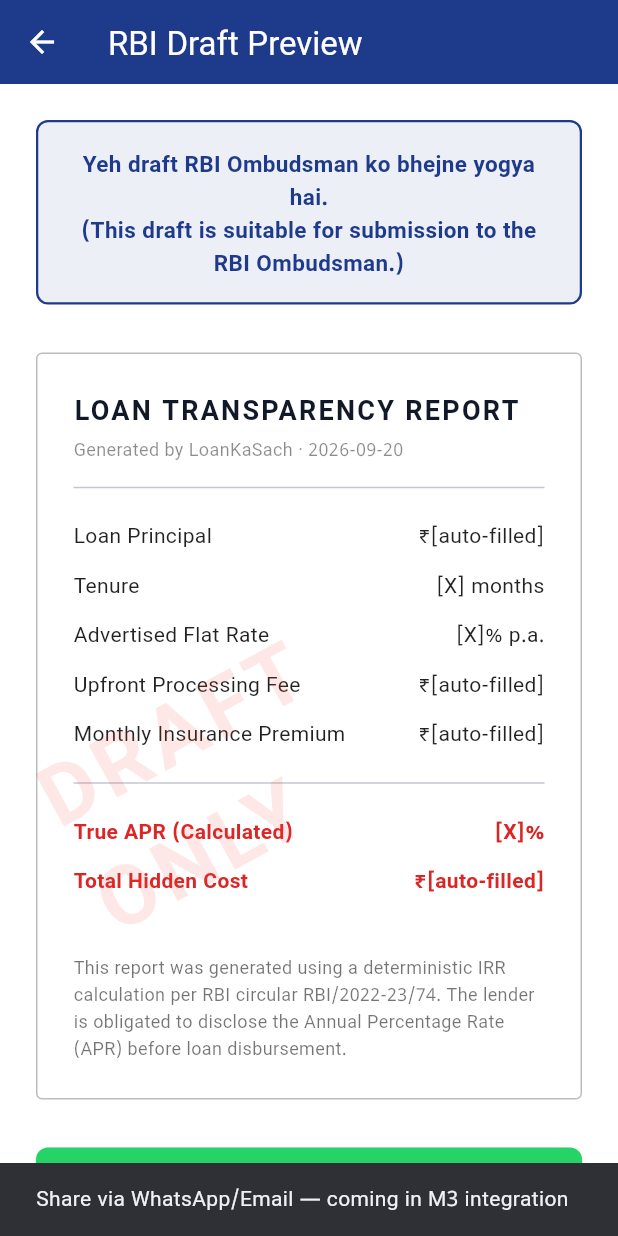
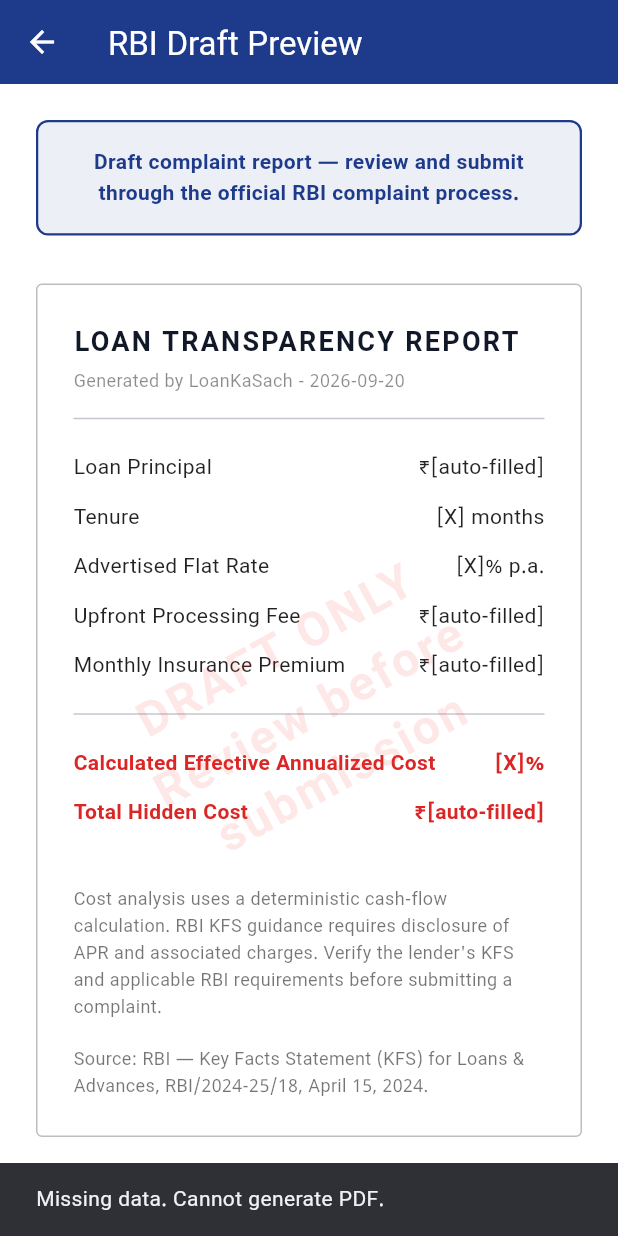
Before and after one commit to vishwasbhattgaonkar1512-cmd/CostReveal-SACH-Engine, a Flutter app: the RbiDraftScreen screen opened directly, after a tap on "Share via WhatsApp / Email", on a phone screen of 412 x 824 dp. Run offline on Flutter 3.47's test engine with Material 3 defaults, Android fonts, the phone set to English and light mode, and no system bars; our stand-ins replace camera, fl_chart, google_fonts, pdf, share_plus, speech_to_text and 1 more.

Commit message:
feat: finalize CostReveal SACH engine integration

```diff
--- a/lib/engine/pdf_generator.dart
+++ b/lib/engine/pdf_generator.dart
@@ -3,6 +3,7 @@ import 'dart:typed_data';
 import 'package:pdf/pdf.dart';
 import 'package:pdf/widgets.dart' as pw;
 import '../models/loan_terms.dart';
+import '../utils/formatters.dart';
 
 class PDFGenerator {
   static Future<Uint8List> generateEvidenceDocument({
@@ -14,6 +15,9 @@ class PDFGenerator {
   }) async {
     final pdf = pw.Document();
     final date = documentDate ?? DateTime.now();
+
+    String formatAmt(double amt) => Formatters.formatAmountWithoutSymbol(amt);
+    String formatPct(double pct) => pct.toStringAsFixed(1).replaceAll(RegExp(r'\.0$'), '');
 
     pdf.addPage(
       pw.Page(
@@ -28,9 +32,9 @@ class PDFGenerator {
               child: pw.Column(
                 children: [
                   pw.Text(
-                    'DRAFT ONLY - NOT FOR SUBMISSION',
+                    'DRAFT ONLY - REVIEW BEFORE SUBMISSION',
                     style: pw.TextStyle(
-                      fontSize: 24,
+                      fontSize: 20,
                       fontWeight: pw.FontWeight.bold,
                       color: PdfColors.white,
                     ),
@@ -38,7 +42,7 @@ class PDFGenerator {
                   ),
                   pw.SizedBox(height: 5),
                   pw.Text(
-                    'SUBMIT VIA RBI OMBUDSMAN SCHEME (OMS) PORTAL',
+                    'DRAFT FOR RBI OMBUDSMAN COMPLAINT',
                     style: pw.TextStyle(
                       fontSize: 14,
                       fontWeight: pw.FontWeight.bold,
@@ -110,11 +114,11 @@ class PDFGenerator {
               border: pw.TableBorder.all(color: PdfColors.grey400),
               children: [
                 _buildHeaderRow(['Term', 'Value']),
-                _buildRow('Principal Amount', 'Rs. ${terms.principal_amount.toStringAsFixed(2)}'),
+                _buildRow('Principal Amount', 'Rs. ${formatAmt(terms.principal_amount)}'),
                 _buildRow('Loan Tenure', '${terms.tenure_months} months'),
-                _buildRow('Advertised Interest Rate', '${terms.advertised_flat_rate.toStringAsFixed(2)}%'),
-                _buildRow('Upfront Processing Fee', 'Rs. ${terms.upfront_processing_fee.toStringAsFixed(2)}'),
-                _buildRow('Monthly Insurance', 'Rs. ${terms.monthly_insurance_premium.toStringAsFixed(2)}'),
+                _buildRow('Advertised Interest Rate', '${formatPct(terms.advertised_flat_rate)}%'),
+                _buildRow('Upfront Processing Fee', 'Rs. ${formatAmt(terms.upfront_processing_fee)}'),
+                _buildRow('Monthly Insurance', 'Rs. ${formatAmt(terms.monthly_insurance_premium)}'),
               ],
             ),
 
@@ -146,7 +150,7 @@ class PDFGenerator {
                         padding: const pw.EdgeInsets.symmetric(horizontal: 10, vertical: 5),
                         color: PdfColors.red,
                         child: pw.Text(
-                          '${(result.true_apr / terms.advertised_flat_rate).toStringAsFixed(2)}x DECEPTION',
+                          '${formatPct(result.true_apr / terms.advertised_flat_rate)}x DECEPTION',
                           style: pw.TextStyle(
                             fontSize: 12,
                             fontWeight: pw.FontWeight.bold,
@@ -163,24 +167,24 @@ class PDFGenerator {
                       _buildHeaderRow(['Metric', 'Advertised', 'ACTUAL TRUTH'], isAlert: true),
                       _buildComparisonRow(
                         'Annual Interest Rate',
-                        '${terms.advertised_flat_rate.toStringAsFixed(2)}%',
-                        '${result.true_apr.toStringAsFixed(2)}%',
+                        '${formatPct(terms.advertised_flat_rate)}%',
+                        '${formatPct(result.true_apr)}%',
                       ),
                       _buildComparisonRow(
                         'Amount Received',
-                        'Rs. ${terms.principal_amount.toStringAsFixed(2)}',
-                        'Rs. ${result.net_disbursed_amount.toStringAsFixed(2)}',
+                        'Rs. ${formatAmt(terms.principal_amount)}',
+                        'Rs. ${formatAmt(result.net_disbursed_amount)}',
                       ),
                       _buildComparisonRow(
                         'Monthly Payment',
                         '(Not Disclosed)',
-                        'Rs. ${result.actual_monthly_outflow.toStringAsFixed(2)}',
+                        'Rs. ${formatAmt(result.actual_monthly_outflow)}',
                       ),
                     ],
                   ),
                   pw.SizedBox(height: 10),
                   pw.Text(
-                    'Mathematical Proof: TRUE APR calculated using Internal Rate of Return (IRR) method.',
+                    'Cost analysis uses a deterministic cash-flow calculation. RBI KFS guidance requires disclosure of APR and associated charges. Verify the lender\'s KFS and applicable RBI requirements before submitting a complaint.\nSource: RBI — Key Facts Statement (KFS) for Loans & Advances, RBI/2024-25/18, April 15, 2024.',
                     style: const pw.TextStyle(fontSize: 9, color: PdfColors.grey800),
                   ),
                 ],
@@ -199,16 +203,16 @@ class PDFGenerator {
               border: pw.TableBorder.all(color: PdfColors.grey400),
               children: [
                 _buildHeaderRow(['Description', 'Amount (Rs.)']),
-                _buildRow('Principal Amount', terms.principal_amount.toStringAsFixed(2)),
-                _buildRow('Less: Processing Fee', '- ${terms.upfront_processing_fee.toStringAsFixed(2)}'),
-                _buildRow('Net Amount Received', result.net_disbursed_amount.toStringAsFixed(2), isBold: true),
+                _buildRow('Principal Amount', formatAmt(terms.principal_amount)),
+                _buildRow('Less: Processing Fee', '- ${formatAmt(terms.upfront_processing_fee)}'),
+                _buildRow('Net Amount Received', formatAmt(result.net_disbursed_amount), isBold: true),
                 _buildRow('', ''),
-                _buildRow('Monthly EMI Base', (result.actual_monthly_outflow - terms.monthly_insurance_premium).toStringAsFixed(2)),
-                _buildRow('Add: Insurance', '+ ${terms.monthly_insurance_premium.toStringAsFixed(2)}'),
-                _buildRow('Total Monthly Outflow', result.actual_monthly_outflow.toStringAsFixed(2), isBold: true),
+                _buildRow('Monthly EMI Base', formatAmt(result.actual_monthly_outflow - terms.monthly_insurance_premium)),
+                _buildRow('Add: Insurance', '+ ${formatAmt(terms.monthly_insurance_premium)}'),
+                _buildRow('Total Monthly Outflow', formatAmt(result.actual_monthly_outflow), isBold: true),
                 _buildRow('', ''),
-                _buildRow('Total Paid', (result.actual_monthly_outflow * terms.tenure_months).toStringAsFixed(2)),
-                _buildRow('Total Hidden Cost', result.total_hidden_cost.toStringAsFixed(2), isBold: true),
+                _buildRow('Total Paid', formatAmt(result.actual_monthly_outflow * terms.tenure_months)),
+                _buildRow('Total Hidden Cost', formatAmt(result.total_hidden_cost), isBold: true),
               ],
             ),
 
@@ -229,7 +233,7 @@ class PDFGenerator {
                   pw.Text('Hidden Cost (Dirty Tricks Tax):', style: const pw.TextStyle(fontSize: 11)),
                   pw.SizedBox(height: 5),
                   pw.Text(
-                    'Rs. ${result.total_hidden_cost.toStringAsFixed(2)}',
+                    'Rs. ${formatAmt(result.total_hidden_cost)}',
                     style: pw.TextStyle(fontSize: 20, fontWeight: pw.FontWeight.bold, color: PdfColors.orange900),
                   ),
                   pw.SizedBox(height: 10),
--- a/lib/ui/rbi_draft_screen.dart
+++ b/lib/ui/rbi_draft_screen.dart
@@ -1,10 +1,25 @@
+import 'dart:io';
 import 'package:flutter/material.dart';
+import 'package:provider/provider.dart';
+import 'package:share_plus/share_plus.dart';
+import 'package:path_provider/path_provider.dart';
+import '../state/app_state.dart';
+import '../engine/pdf_generator.dart';
+import '../utils/formatters.dart';
 
 class RbiDraftScreen extends StatelessWidget {
   const RbiDraftScreen({super.key});
 
   @override
   Widget build(BuildContext context) {
+    final appState = Provider.of<AppProvider>(context);
+    final terms = appState.confirmedTerms;
+    final result = appState.calculationResult;
+
+    final formatAmt = (double? amt) => amt == null ? '[auto-filled]' : Formatters.formatAmountWithoutSymbol(amt);
+    final formatPct = (double? pct) => pct == null ? '[X]' : pct.toStringAsFixed(1).replaceAll(RegExp(r'\.0$'), '');
+    final formatMonths = (int? m) => m == null ? '[X]' : m.toString();
+
     return Scaffold(
       backgroundColor: Colors.white,
       appBar: AppBar(title: const Text('RBI Draft Preview')),
@@ -22,9 +37,9 @@ class RbiDraftScreen extends StatelessWidget {
                 border: Border.all(color: const Color(0xFF1E3A8A), width: 1.5),
               ),
               child: const Text(
-                'Yeh draft RBI Ombudsman ko bhejne yogya hai.\n(This draft is suitable for submission to the RBI Ombudsman.)',
+                'Draft complaint report — review and submit through the official RBI complaint process.',
                 style: TextStyle(
-                  fontSize: 15,
+                  fontSize: 14,
                   color: Color(0xFF1E3A8A),
                   fontWeight: FontWeight.bold,
                 ),
@@ -57,21 +72,21 @@ class RbiDraftScreen extends StatelessWidget {
                         ),
                         const SizedBox(height: 4),
                         Text(
-                          'Generated by LoanKaSach · ${DateTime.now().toLocal().toString().split(' ')[0]}',
+                          'Generated by LoanKaSach - ${DateTime.now().toLocal().toString().split(' ')[0]}',
                           style: const TextStyle(fontSize: 12, color: Colors.black45),
                         ),
                         const Divider(height: 32),
-                        _draftRow('Loan Principal', '₹[auto-filled]'),
-                        _draftRow('Tenure', '[X] months'),
-                        _draftRow('Advertised Flat Rate', '[X]% p.a.'),
-                        _draftRow('Upfront Processing Fee', '₹[auto-filled]'),
-                        _draftRow('Monthly Insurance Premium', '₹[auto-filled]'),
+                        _draftRow('Loan Principal', '₹${formatAmt(terms?.principal_amount)}'),
+                        _draftRow('Tenure', '${formatMonths(terms?.tenure_months)} months'),
+                        _draftRow('Advertised Flat Rate', '${formatPct(terms?.advertised_flat_rate)}% p.a.'),
+                        _draftRow('Upfront Processing Fee', '₹${formatAmt(terms?.upfront_processing_fee)}'),
+                        _draftRow('Monthly Insurance Premium', '₹${formatAmt(terms?.monthly_insurance_premium)}'),
                         const Divider(height: 32),
-                        _draftRow('True APR (Calculated)', '[X]%', isHighlighted: true),
-                        _draftRow('Total Hidden Cost', '₹[auto-filled]', isHighlighted: true),
+                        _draftRow('Calculated Effective Annualized Cost', '${formatPct(result?.true_apr)}%', isHighlighted: true),
+                        _draftRow('Total Hidden Cost', '₹${formatAmt(result?.total_hidden_cost)}', isHighlighted: true),
                         const SizedBox(height: 32),
                         const Text(
-                          'This report was generated using a deterministic IRR calculation per RBI circular RBI/2022-23/74. The lender is obligated to disclose the Annual Percentage Rate (APR) before loan disbursement.',
+                          'Cost analysis uses a deterministic cash-flow calculation. RBI KFS guidance requires disclosure of APR and associated charges. Verify the lender\'s KFS and applicable RBI requirements before submitting a complaint.\n\nSource: RBI — Key Facts Statement (KFS) for Loans & Advances, RBI/2024-25/18, April 15, 2024.',
                           style: TextStyle(fontSize: 12, color: Colors.black54),
                         ),
                       ],
@@ -85,12 +100,13 @@ class RbiDraftScreen extends StatelessWidget {
                         child: Transform.rotate(
                           angle: -0.5,
                           child: Text(
-                            'DRAFT ONLY',
+                            'DRAFT ONLY\nReview before submission',
+                            textAlign: TextAlign.center,
                             style: TextStyle(
-                              fontSize: 56,
+                              fontSize: 32,
                               fontWeight: FontWeight.bold,
                               color: Colors.red.withValues(alpha: 0.12),
-                              letterSpacing: 4,
+                              letterSpacing: 2,
                             ),
                           ),
                         ),
@@ -105,13 +121,38 @@ class RbiDraftScreen extends StatelessWidget {
 
             // Share button
             ElevatedButton.icon(
-              onPressed: () {
-                // TODO: Implement share via WhatsApp/Email
+              onPressed: () async {
+                if (terms == null || result == null) {
                   ScaffoldMessenger.of(context).showSnackBar(
-                  const SnackBar(
-                    content: Text('Share via WhatsApp/Email — coming in M3 integration'),
+                    const SnackBar(content: Text('Missing data. Cannot generate PDF.')),
+                  );
+                  return;
+                }
+
+                try {
+                  final pdfBytes = await PDFGenerator.generateEvidenceDocument(
+                    terms: terms,
+                    result: result,
+                  );
+
+                  final tempDir = await getTemporaryDirectory();
+                  final file = File('${tempDir.path}/LoanTransparencyReport.pdf');
+                  await file.writeAsBytes(pdfBytes);
+
+                  await SharePlus.instance.share(
+                    ShareParams(
+                      files: [XFile(file.path)],
+                      subject: 'LoanKaSach — Loan Transparency Report',
+                      text: 'Please find attached the Loan Transparency Report.',
                     ),
                   );
+                } catch (e) {
+                  if (context.mounted) {
+                    ScaffoldMessenger.of(context).showSnackBar(
+                      SnackBar(content: Text('Failed to share document: $e')),
+                    );
+                  }
+                }
               },
               icon: const Icon(Icons.share),
               label: const Text('Share via WhatsApp / Email'),
@@ -144,12 +185,14 @@ class RbiDraftScreen extends StatelessWidget {
       child: Row(
         mainAxisAlignment: MainAxisAlignment.spaceBetween,
         children: [
-          Text(
+          Expanded(
+            child: Text(
               label,
               style: TextStyle(
                 fontSize: 14,
                 fontWeight: isHighlighted ? FontWeight.bold : FontWeight.normal,
                 color: isHighlighted ? const Color(0xFFDC2626) : Colors.black87,
+              ),
             ),
           ),
           Text(
--- a/lib/ui/true_cost_screen.dart
+++ b/lib/ui/true_cost_screen.dart
@@ -4,6 +4,7 @@ import 'package:provider/provider.dart';
 import 'package:fl_chart/fl_chart.dart';
 import '../theme/app_theme.dart';
 import '../state/app_state.dart';
+import '../utils/formatters.dart';
 import 'rbi_draft_screen.dart';
 
 class TrueCostScreen extends StatefulWidget {
@@ -98,7 +99,7 @@ class _TrueCostScreenState extends State<TrueCostScreen>
         child: Column(
           crossAxisAlignment: CrossAxisAlignment.stretch,
           children: [
-            // ── Hero stat ─────────────────────────────────────────────
+            // Hero stat
             Container(
               padding: const EdgeInsets.symmetric(vertical: 16, horizontal: AppTheme.cardPadding),
               decoration: AppTheme.heroStatDecoration(AppTheme.red),
@@ -114,7 +115,7 @@ class _TrueCostScreenState extends State<TrueCostScreen>
                     ),
                   ),
                   const Text(
-                    'Aap par itna bojh hai  (True APR)',
+                    'Aap par itna bojh hai  (Effective Annualized Cost)',
                     style: TextStyle(
                       fontSize: AppTheme.bodyMin,
                       color: AppTheme.white,
@@ -127,7 +128,7 @@ class _TrueCostScreenState extends State<TrueCostScreen>
 
             const SizedBox(height: 16),
 
-            // ── Chart (HERO of this screen) ────────────────────────────
+            // Chart (HERO of this screen)
             Expanded(
               child: AnimatedBuilder(
                 animation: Listenable.merge([_greenProg, _redProg]),
@@ -147,7 +148,7 @@ class _TrueCostScreenState extends State<TrueCostScreen>
                       bottomTitles: AxisTitles(sideTitles: SideTitles(showTitles: false)),
                     ),
                     lineBarsData: [
-                      // Index 0: Jo Bataya — SOLID, green
+                      // Index 0: Jo Bataya - SOLID, green
                       LineChartBarData(
                         spots:    vGreen,
                         isCurved: false,
@@ -156,7 +157,7 @@ class _TrueCostScreenState extends State<TrueCostScreen>
                         dotData:  FlDotData(show: false),
                         dashArray: null,
                       ),
-                      // Index 1: Asli Sach — DASHED, red
+                      // Index 1: Asli Sach - DASHED, red
                       if (vRed.isNotEmpty)
                         LineChartBarData(
                           spots:    vRed,
@@ -184,7 +185,7 @@ class _TrueCostScreenState extends State<TrueCostScreen>
 
             const SizedBox(height: 8),
 
-            // ── Legend ────────────────────────────────────────────────
+            // Legend
             Row(
               mainAxisAlignment: MainAxisAlignment.center,
               children: [
@@ -196,14 +197,14 @@ class _TrueCostScreenState extends State<TrueCostScreen>
 
             const SizedBox(height: 24), // Gestalt whitespace before emotional bomb
 
-            // ── Emotional bomb ─────────────────────────────────────────
+            // Emotional bomb
             Container(
               padding: const EdgeInsets.all(AppTheme.cardPadding),
               decoration: AppTheme.cardDecoration(borderColor: AppTheme.red),
               child: Column(
                 children: [
                   Text(
-                    '₹${calc.total_hidden_cost.toStringAsFixed(0)} gayab ho gaye',
+                    '₹${Formatters.formatAmountWithoutSymbol(calc.total_hidden_cost)} gayab ho gaye',
                     style: const TextStyle(
                       fontSize: 24,
                       fontWeight: AppTheme.numberWeight,
@@ -213,7 +214,7 @@ class _TrueCostScreenState extends State<TrueCostScreen>
                     textAlign: TextAlign.center,
                   ),
                   Text(
-                    '₹${calc.total_hidden_cost.toStringAsFixed(0)} disappeared',
+                    '₹${Formatters.formatAmountWithoutSymbol(calc.total_hidden_cost)} disappeared',
                     style: const TextStyle(fontSize: AppTheme.labelSize, color: AppTheme.red),
                     textAlign: TextAlign.center,
                   ),
--- a/pubspec.yaml
+++ b/pubspec.yaml
@@ -42,6 +42,9 @@ dependencies:
   speech_to_text: ^7.5.0
   pdf: ^3.11.0
   http: ^1.6.0
+  share_plus: ^13.3.0
+  path_provider: ^2.1.6
+  intl: ^0.20.3
 dev_dependencies:
   flutter_test:
     sdk: flutter
```
Also changed, not shown: analysis_options.yaml (+9 -0 lines), lib/bridge/gemini_api.dart (+33 -7 lines), lib/bridge/sensor_handler.dart (+9 -1 lines), lib/ui/input_screen.dart (+54 -14 lines), lib/ui/validation_screen.dart (+25 -0 lines), lib/utils/formatters.dart (added, +15 -0 lines), 8 other files. Lines whose indentation alone changed are shown as unchanged.
